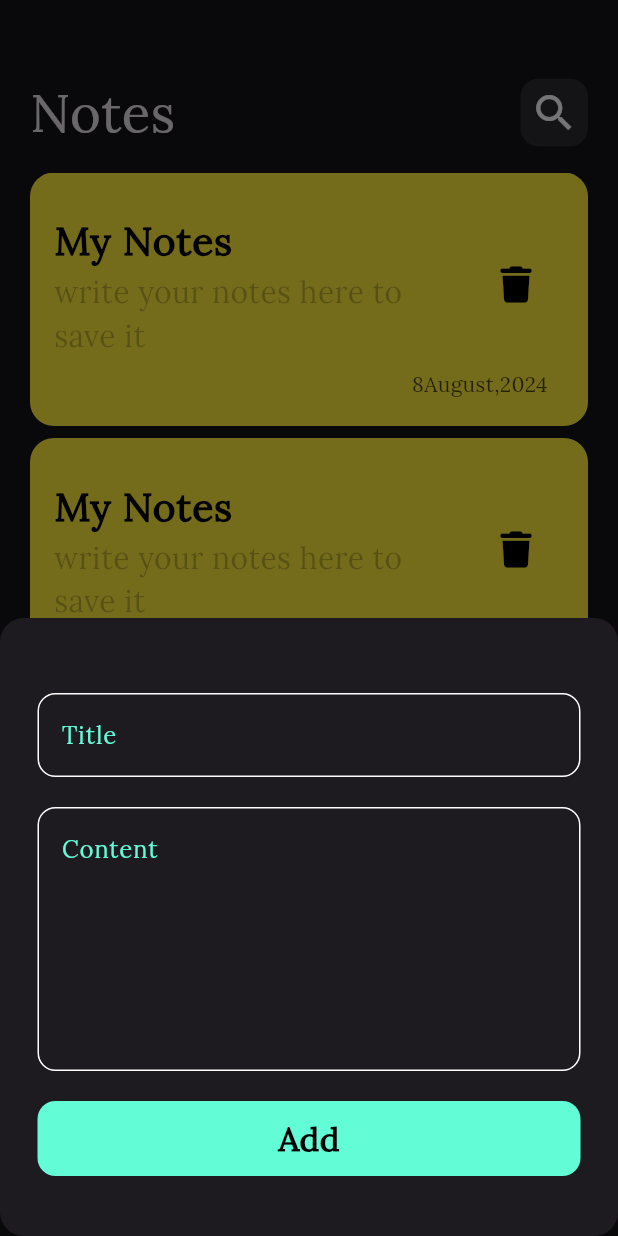
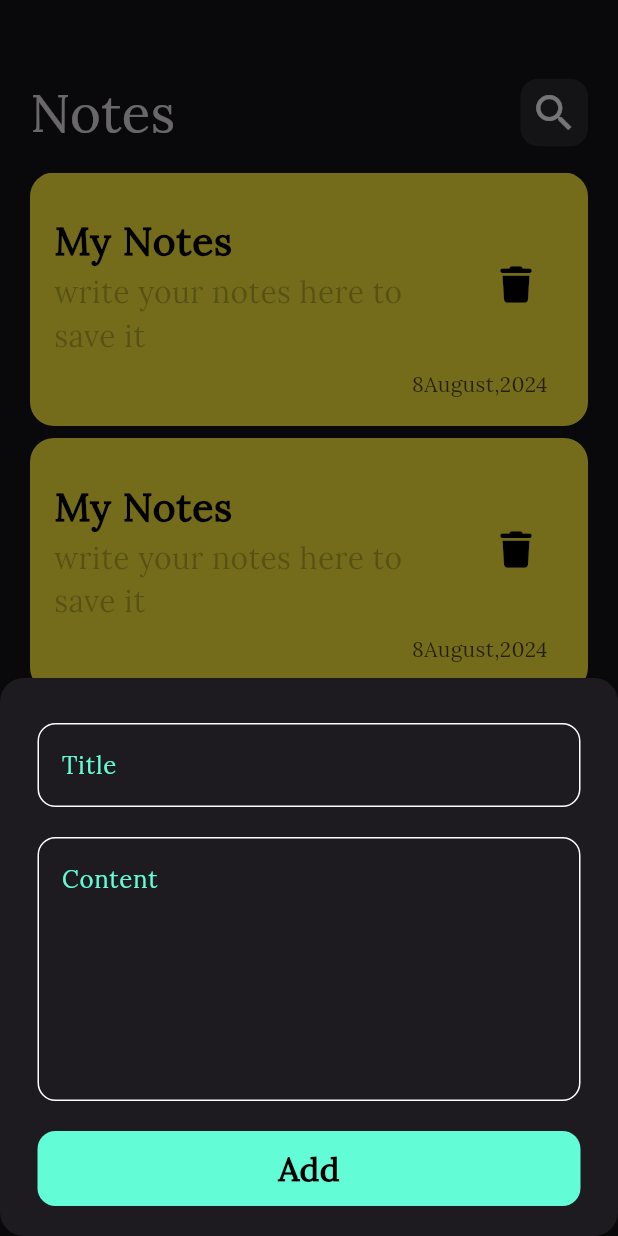
Before and after one commit to EbrahemHashem/notes_app, a Flutter app: the screen it shows after launch, after a tap on the "add" icon, on a phone screen of 412 x 824 dp. Run offline on Flutter 3.47's test engine with Material 3 defaults, Android fonts, the phone set to English and light mode, and no system bars; our stand-ins replace bloc, flutter_bloc, font_awesome_flutter, hive, hive_flutter, modal_progress_hud_nsn; accounts and stored records are empty.

```diff
--- a/lib/views/notes_view.dart
+++ b/lib/views/notes_view.dart
@@ -12,6 +12,7 @@ class NotesView extends StatelessWidget {
         backgroundColor: Colors.blueAccent,
         onPressed: () {
           showModalBottomSheet(
+              isScrollControlled: true,
               shape: RoundedRectangleBorder(
                 borderRadius: BorderRadius.circular(16),
               ),
--- a/lib/widgets/custom_bottom_sheet.dart
+++ b/lib/widgets/custom_bottom_sheet.dart
@@ -29,9 +29,9 @@ class _CustomBottomSheetState extends State<CustomBottomSheet> {
         builder: (context, state) {
           return AbsorbPointer(
               absorbing: state is AddNoteLoading ? true : false,
-              child: const Padding(
-                padding: EdgeInsets.symmetric(horizontal: 25, vertical: 20),
-                child: SingleChildScrollView(
+              child: Padding(
+                padding: EdgeInsets.only(right: 25, left: 25, bottom: MediaQuery.of(context).viewInsets.bottom),
+                child: const SingleChildScrollView(
                   child: AddNoteForm(),
                 ),
               ));
```
Also changed, not shown: lib/cubits/notes_cubit/notes_cubit.dart (added, +8 -0 lines), lib/cubits/notes_cubit/notes_state.dart (added, +18 -0 lines).
